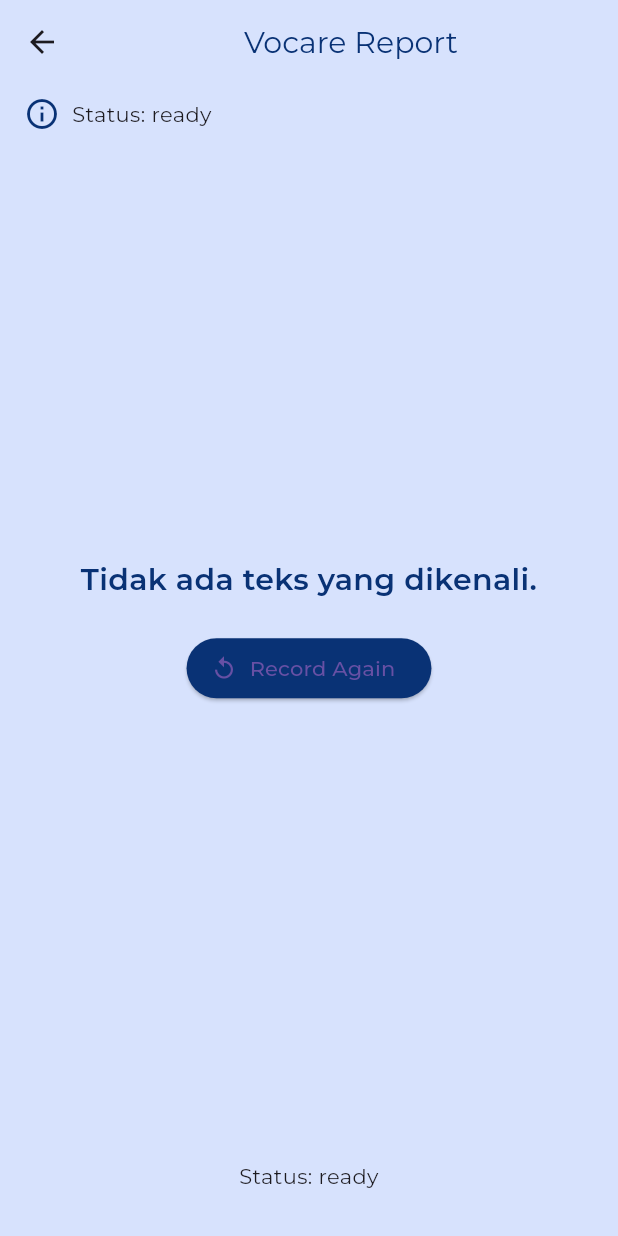
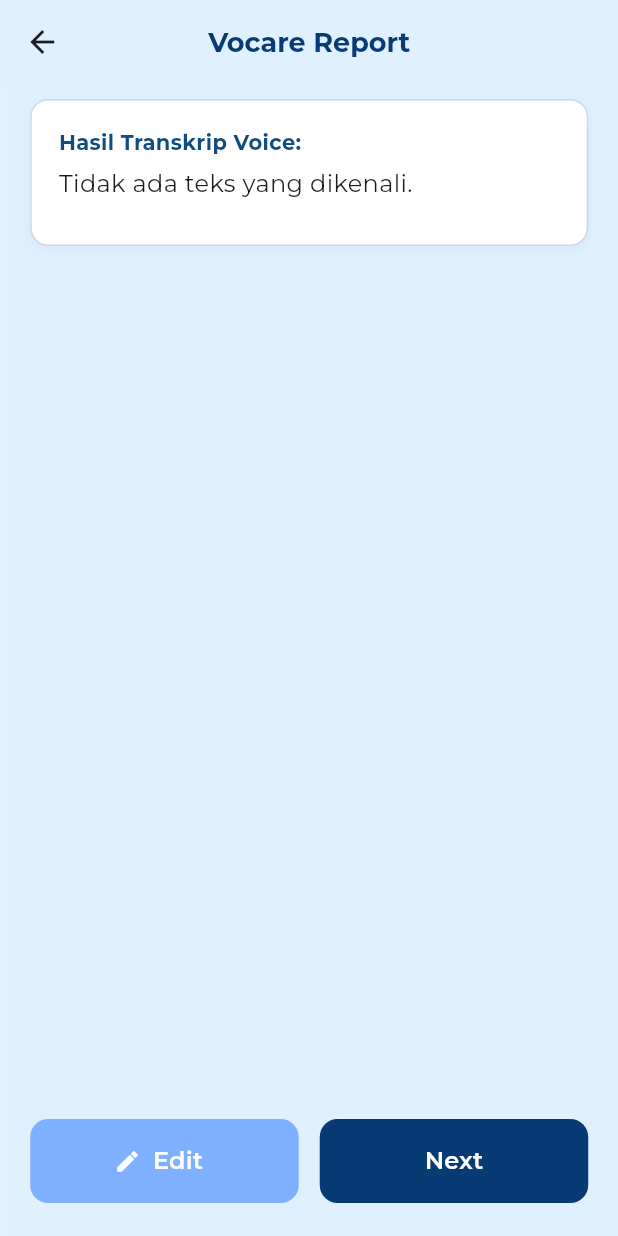
Before and after one commit to aansyawaluddin/vocare, a Flutter app: the VoicePage screen opened directly, after a tap on the "mic" icon, after a tap on "Stop", on a phone screen of 412 x 824 dp. Run offline on Flutter 3.47's test engine with Material 3 defaults, Android fonts, the light colour scheme and no system bars; our stand-ins replace google_fonts, permission_handler, speech_to_text.

Commit message:
report page

```diff
--- /dev/null
+++ b/lib/page/laporan/report.dart
@@ -0,0 +1,142 @@
+import 'package:flutter/material.dart';
+
+class VocareReport extends StatelessWidget {
+  final String reportText;
+  const VocareReport({super.key, required this.reportText});
+
+  @override
+  Widget build(BuildContext context) {
+    const background = Color(0xFFDFF0FF);
+    const cardBorder = Color(0xFFCED7E8);
+    const headingBlue = Color(0xFF0F4C81);
+    const lightButtonBlue = Color(0xFF7FB0FF);
+    const darkButtonBlue = Color(0xFF083B74);
+
+    return Scaffold(
+      backgroundColor: background,
+      appBar: AppBar(
+        elevation: 0,
+        backgroundColor: background,
+        centerTitle: true,
+        title: const Text(
+          'Vocare Report',
+          style: TextStyle(
+            color: Color(0xFF083B74),
+            fontWeight: FontWeight.w700,
+            fontSize: 18,
+          ),
+        ),
+      ),
+      body: SafeArea(
+        child: Padding(
+          padding: const EdgeInsets.symmetric(horizontal: 20.0),
+          child: Column(
+            children: [
+              const SizedBox(height: 10),
+              Container(
+                width: double.infinity,
+                decoration: BoxDecoration(
+                  color: Colors.white,
+                  border: Border.all(color: cardBorder),
+                  borderRadius: BorderRadius.circular(12),
+                  boxShadow: [
+                    BoxShadow(
+                      color: Colors.black.withOpacity(0.03),
+                      blurRadius: 8,
+                      offset: const Offset(0, 4),
+                    ),
+                  ],
+                ),
+                padding: const EdgeInsets.all(18),
+                child: SingleChildScrollView(
+                  child: Column(
+                    crossAxisAlignment: CrossAxisAlignment.start,
+                    children: [
+                      // Tampilkan Hasil Voice di bagian atas
+                      const Text(
+                        'Hasil Transkrip Voice:',
+                        style: TextStyle(
+                          color: headingBlue,
+                          fontWeight: FontWeight.w700,
+                        ),
+                      ),
+                      const SizedBox(height: 6),
+                      Text(
+                        reportText,
+                        style: const TextStyle(height: 1.4, fontSize: 16),
+                      ),
+                      const SizedBox(height: 12),
+                    ],
+                  ),
+                ),
+              ),
+
+              const Spacer(),
+
+              // Tombol Edit & Next
+              Row(
+                children: [
+                  Expanded(
+                    child: SizedBox(
+                      height: 56,
+                      child: ElevatedButton.icon(
+                        onPressed: () {
+                          // aksi Edit: misal kembali dan ubah teks, atau buka editor
+                        },
+                        icon: const Icon(Icons.edit, color: Colors.white),
+                        label: const Text(
+                          'Edit',
+                          style: TextStyle(
+                            fontWeight: FontWeight.w600,
+                            fontSize: 16,
+                          ),
+                        ),
+                        style: ElevatedButton.styleFrom(
+                          backgroundColor: lightButtonBlue,
+                          foregroundColor: Colors.white,
+                          shape: RoundedRectangleBorder(
+                            borderRadius: BorderRadius.circular(12),
+                          ),
+                          elevation: 0,
+                        ),
+                      ),
+                    ),
+                  ),
+                  const SizedBox(width: 14),
+                  Expanded(
+                    child: SizedBox(
+                      height: 56,
+                      child: ElevatedButton(
+                        onPressed: () {
+                          // aksi Next
+                        },
+                        child: const Text(
+                          'Next',
+                          style: TextStyle(
+                            fontWeight: FontWeight.w600,
+                            fontSize: 16,
+                            color: Colors.white,
+                          ),
+                        ),
+                        style: ElevatedButton.styleFrom(
+                          backgroundColor: darkButtonBlue,
+                          foregroundColor: Colors.white,
+                          shape: RoundedRectangleBorder(
+                            borderRadius: BorderRadius.circular(12),
+                          ),
+                          elevation: 0,
+                        ),
+                      ),
+                    ),
+                  ),
+                ],
+              ),
+
+              const SizedBox(height: 22),
+            ],
+          ),
+        ),
+      ),
+    );
+  }
+}
--- a/lib/page/laporan/voice.dart
+++ b/lib/page/laporan/voice.dart
@@ -2,8 +2,9 @@
 import 'package:flutter/material.dart';
 import 'package:speech_to_text/speech_to_text.dart';
 import 'package:permission_handler/permission_handler.dart';
+import 'package:vocare/page/laporan/report.dart';
 
-enum VoiceState { initial, listening, processing, result }
+enum VoiceState { initial, listening, processing }
 
 class VoicePage extends StatefulWidget {
   const VoicePage({super.key});
@@ -135,7 +136,6 @@
             _state = VoiceState.initial;
             _statusText = 'error';
           });
-          // hentikan animasi kalau ada error
           try {
             _animController.stop();
           } catch (_) {}
@@ -167,7 +167,6 @@
     }
   }
 
-  /// Start or stop listening.
   Future<void> _listenOrStop() async {
     if (!_speechEnabled) {
       safeSetState(() {
@@ -190,7 +189,6 @@
     }
 
     if (!_isListening) {
-      // START listening: naikkan session token
       _session++;
       final int localSession = _session;
 
@@ -237,17 +235,26 @@
             await Future.delayed(const Duration(seconds: 1));
             if (!mounted) return;
 
+            final toShow = finalTranscript.isNotEmpty
+                ? finalTranscript
+                : 'Tidak ada teks yang dikenali.';
+            if (!mounted) return;
+            Navigator.of(context).push(
+              MaterialPageRoute(
+                builder: (_) => VocareReport(reportText: toShow),
+              ),
+            );
+
             safeSetState(() {
-              _state = VoiceState.result;
+              _state = VoiceState.initial;
               _statusText = 'ready';
-              _text = finalTranscript.isNotEmpty
-                  ? finalTranscript
-                  : 'Tidak ada teks yang dikenali.';
+              _text = '';
+              _isListening = false;
             });
           }
         },
         localeId: 'id-ID',
-        listenFor: const Duration(seconds: 120),
+        listenFor: const Duration(seconds: 900),
         pauseFor: const Duration(seconds: 8),
         partialResults: true,
         cancelOnError: true,
@@ -277,12 +284,22 @@
       await Future.delayed(const Duration(milliseconds: 800));
       if (!mounted) return;
 
+      final toShow = captured.isNotEmpty
+          ? captured
+          : 'Tidak ada teks yang dikenali.';
+
+      // navigasi ke report
+      if (!mounted) return;
+      Navigator.of(context).push(
+        MaterialPageRoute(builder: (_) => VocareReport(reportText: toShow)),
+      );
+
+      // kembali ke state awal pada halaman voice
       safeSetState(() {
-        _state = VoiceState.result;
+        _state = VoiceState.initial;
         _statusText = 'ready';
-        _text = captured.isNotEmpty
-            ? captured
-            : 'Tidak ada teks yang dikenali.';
+        _text = '';
+        _isListening = false;
       });
     }
   }
@@ -342,9 +359,8 @@
         return AnimatedBuilder(
           animation: _animController,
           builder: (context, child) {
-            final v = _animController.value; // 0.0 - 1.0
+            final v = _animController.value;
 
-            // 5 phased waves evenly spread around the circle
             final double phase1 = 0.0;
             final double phase2 = 2 * math.pi / 5;
             final double phase3 = 4 * math.pi / 5;
@@ -354,9 +370,8 @@
             double amp(double phase) =>
                 0.5 + 0.5 * math.sin(2 * math.pi * v + phase);
 
-            // Tinggikan di sini
             const double baseHeight = 18.0;
-            const double extraHeight = 80.0; // naikkan untuk bar lebih tinggi
+            const double extraHeight = 80.0;
 
             final h1 = baseHeight + amp(phase1) * extraHeight;
             final h2 = baseHeight + amp(phase2) * extraHeight;
@@ -429,40 +444,6 @@
                 fontWeight: FontWeight.w700,
                 fontSize: 16,
                 color: Color(0xFF093275),
-              ),
-            ),
-          ],
-        );
-
-      case VoiceState.result:
-        return Column(
-          mainAxisSize: MainAxisSize.min,
-          children: [
-            Padding(
-              padding: const EdgeInsets.symmetric(horizontal: 24.0),
-              child: Text(
-                _text,
-                textAlign: TextAlign.center,
-                style: const TextStyle(
-                  fontSize: 20,
-                  color: Color(0xFF093275),
-                  fontWeight: FontWeight.w600,
-                ),
-              ),
-            ),
-            const SizedBox(height: 20),
-            ElevatedButton.icon(
-              onPressed: () {
-                safeSetState(() {
-                  _state = VoiceState.initial;
-                  _text = '';
-                  _isListening = false;
-                });
-              },
-              icon: const Icon(Icons.replay),
-              label: const Text('Record Again'),
-              style: ElevatedButton.styleFrom(
-                backgroundColor: const Color(0xFF093275),
               ),
             ),
           ],
```
Also changed, not shown: 1 other file.
